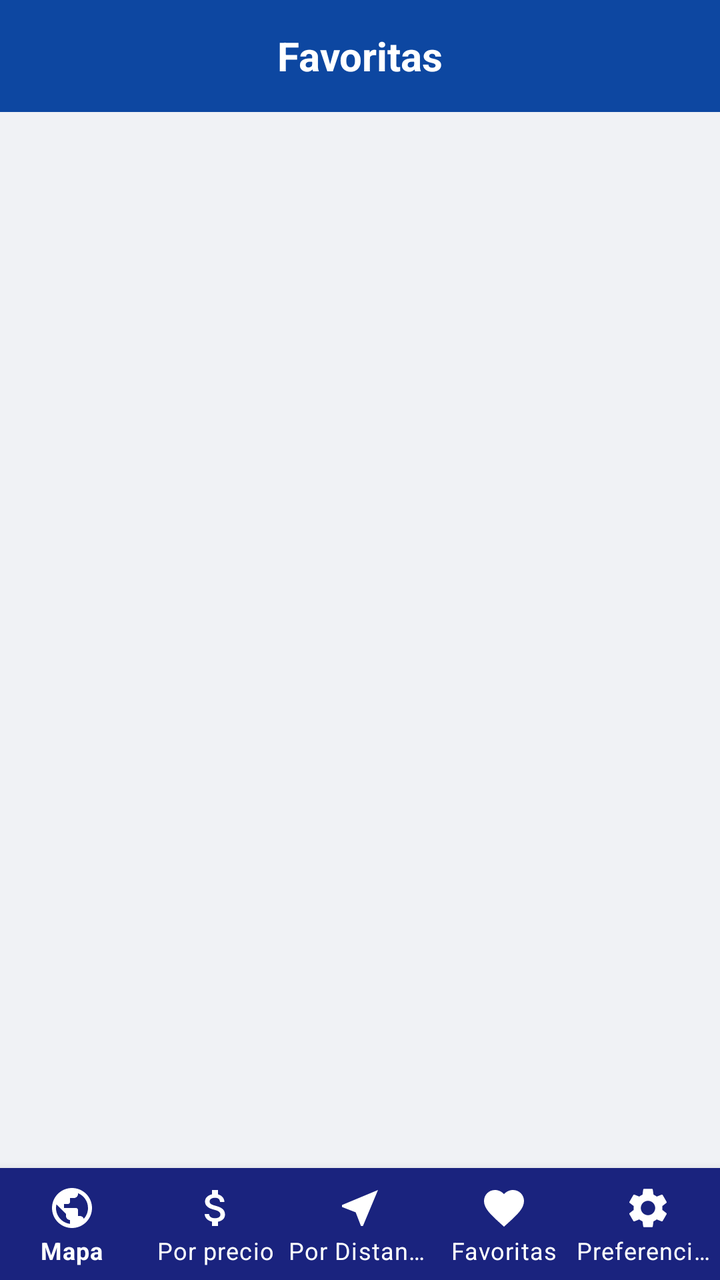
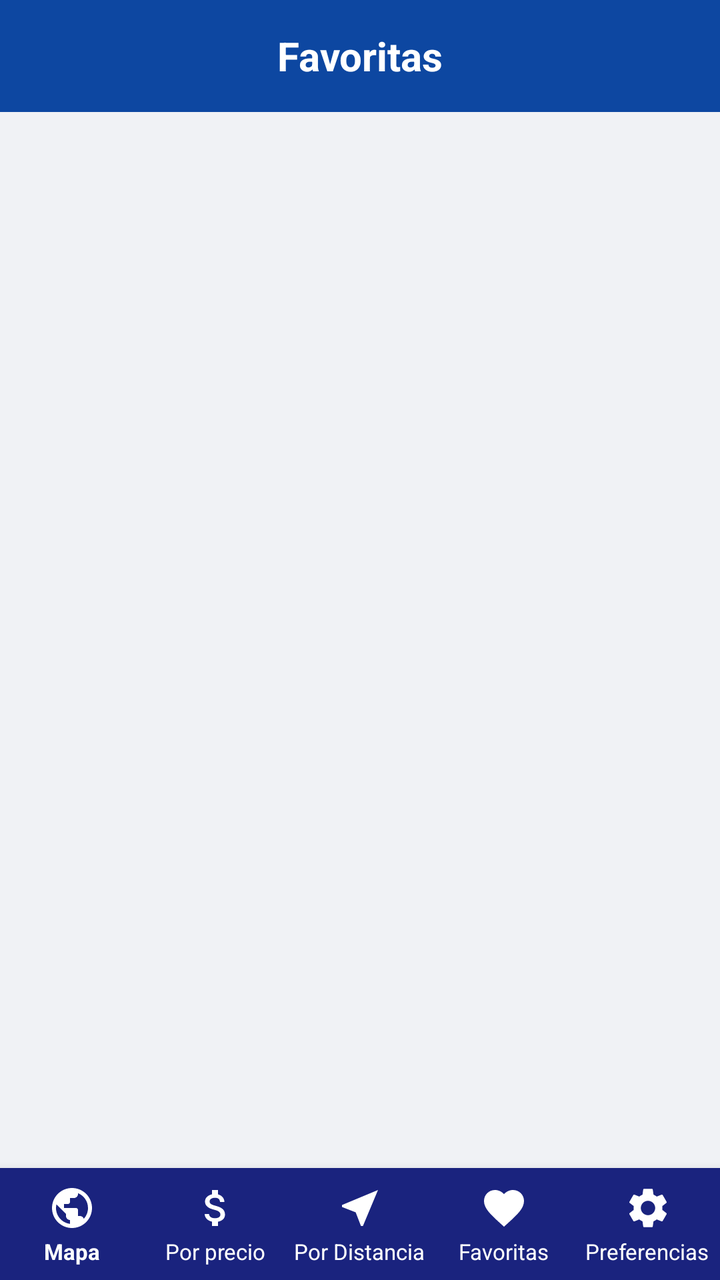

Screens rendered from an Android XML layout before and after an edit, with the pre-edit source and the edit as a unified diff.
<!-- AndroidManifest.xml: application theme Theme.AhorraGas -->
<!-- res/layout/activity_favorites.xml -->
<?xml version="1.0" encoding="utf-8"?>
<LinearLayout xmlns:android="http://schemas.android.com/apk/res/android"
    xmlns:app="http://schemas.android.com/apk/res-auto"
    android:layout_width="match_parent"
    android:layout_height="match_parent"
    android:orientation="vertical"
    android:background="@color/background">

    <LinearLayout
        android:layout_width="match_parent"
        android:layout_height="56dp"
        android:background="@color/primary_dark"
        android:gravity="center_vertical"
        android:paddingHorizontal="16dp">

        <TextView
            android:layout_width="match_parent"
            android:layout_height="wrap_content"
            android:text="Favoritas"
            android:textColor="@color/white"
            android:textSize="20sp"
            android:textStyle="bold"
            android:gravity="center" />
    </LinearLayout>

    
    <FrameLayout
        android:layout_width="match_parent"
        android:layout_height="0dp"
        android:layout_weight="1">

        <ProgressBar
            android:id="@+id/progressBarFavorites"
            android:layout_width="wrap_content"
            android:layout_height="wrap_content"
            android:layout_gravity="center"
            android:visibility="gone" />

        <LinearLayout
            android:id="@+id/layoutErrorFavorites"
            android:layout_width="match_parent"
            android:layout_height="match_parent"
            android:orientation="vertical"
            android:gravity="center"
            android:padding="32dp"
            android:visibility="gone">

            <TextView
                android:id="@+id/tvErrorFavorites"
                android:layout_width="wrap_content"
                android:layout_height="wrap_content"
                android:gravity="center"
                android:textSize="15sp"
                android:textColor="@color/text_secondary"
                android:layout_marginBottom="16dp"
                android:text="@string/error_favorites"/>

            <Button
                android:id="@+id/btnRetryFavorites"
                android:layout_width="wrap_content"
                android:layout_height="wrap_content"
                android:text="@string/reintentar"
                android:backgroundTint="@color/primary_dark"/>
        </LinearLayout>

        <TextView
            android:id="@+id/tvEmptyState"
            android:layout_width="match_parent"
            android:layout_height="match_parent"
            android:gravity="center"
            android:padding="32dp"
            android:textSize="14sp"
            android:textColor="@color/text_secondary"
            android:text="@string/empty_favorites"
            android:visibility="gone"/>

        <androidx.recyclerview.widget.RecyclerView
            android:id="@+id/recyclerViewFavorites"
            android:layout_width="match_parent"
            android:layout_height="match_parent"
            android:clipToPadding="false"
            android:paddingBottom="8dp"
            android:scrollbars="vertical"
            android:visibility="gone"/>

    </FrameLayout>

    <com.google.android.material.bottomnavigation.BottomNavigationView
        android:id="@+id/bottomNavFavorites"
        android:layout_width="match_parent"
        android:layout_height="wrap_content"
        android:background="#1A237E"
        app:menu="@menu/bottom_nav_menu"
        app:itemIconTint="@color/white"
        app:itemTextColor="@color/white"
        app:labelVisibilityMode="labeled" />

</LinearLayout>
<!-- resources referenced by this layout -->
<resources>
  <color name="background">#F0F2F5</color>
  <color name="primary_dark">#0D47A1</color>
  <color name="text_secondary">#757575</color>
  <color name="white">#FFFFFF</color>
  <string name="empty_favorites">No tienes gasolineras favoritas aún.\nPulsa ❤️ en el detalle de una gasolinera para añadirla.</string>
  <string name="error_favorites">No se pudieron cargar los favoritos.</string>
  <string name="reintentar">Reintentar</string>
  <style name="Theme.AhorraGas" parent="Theme.MaterialComponents.DayNight.NoActionBar">
          <item name="colorPrimary">@color/primary</item>
          <item name="colorPrimaryVariant">@color/primary_dark</item>
          <item name="colorOnPrimary">@color/white</item>
          <item name="colorSecondary">@color/secondary</item>
          <item name="colorOnSecondary">@color/white</item>
          <item name="android:statusBarColor">@color/primary_dark</item>
      </style>
  <color name="primary">#1565C0</color>
  <color name="secondary">#FF9800</color>
</resources>

<!-- the commit's change to res/layout/activity_favorites.xml (unified diff, before → after) -->
@@ -93,6 +93,8 @@
         app:menu="@menu/bottom_nav_menu"
         app:itemIconTint="@color/white"
         app:itemTextColor="@color/white"
-        app:labelVisibilityMode="labeled" />
+        app:labelVisibilityMode="labeled"
+        app:itemTextAppearanceActive="@style/BottomNavTextStyle"
+        app:itemTextAppearanceInactive="@style/BottomNavTextStyle" />
 
 </LinearLayout>
<!-- resource entries referenced after the edit -->
@@ -7,6 +7,9 @@
   <string name="empty_favorites">No tienes gasolineras favoritas aún.\nPulsa ❤️ en el detalle de una gasolinera para añadirla.</string>
   <string name="error_favorites">No se pudieron cargar los favoritos.</string>
   <string name="reintentar">Reintentar</string>
+  <style name="BottomNavTextStyle">
+          <item name="android:textSize">11sp</item>
+      </style>
   <style name="Theme.AhorraGas" parent="Theme.MaterialComponents.DayNight.NoActionBar">
           <item name="colorPrimary">@color/primary</item>
           <item name="colorPrimaryVariant">@color/primary_dark</item>
